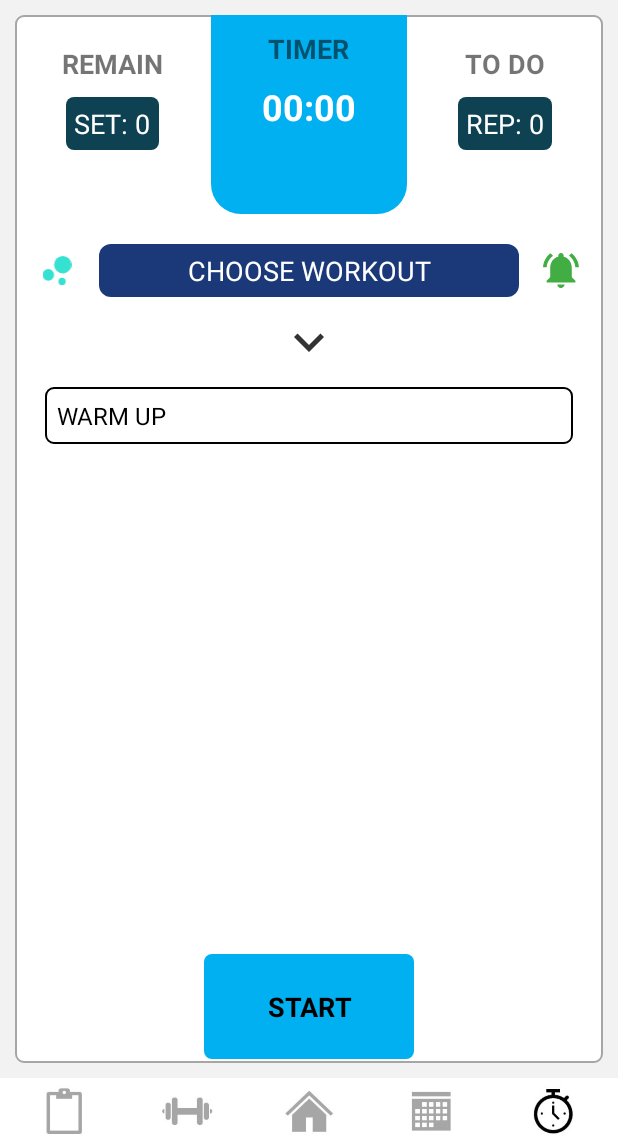
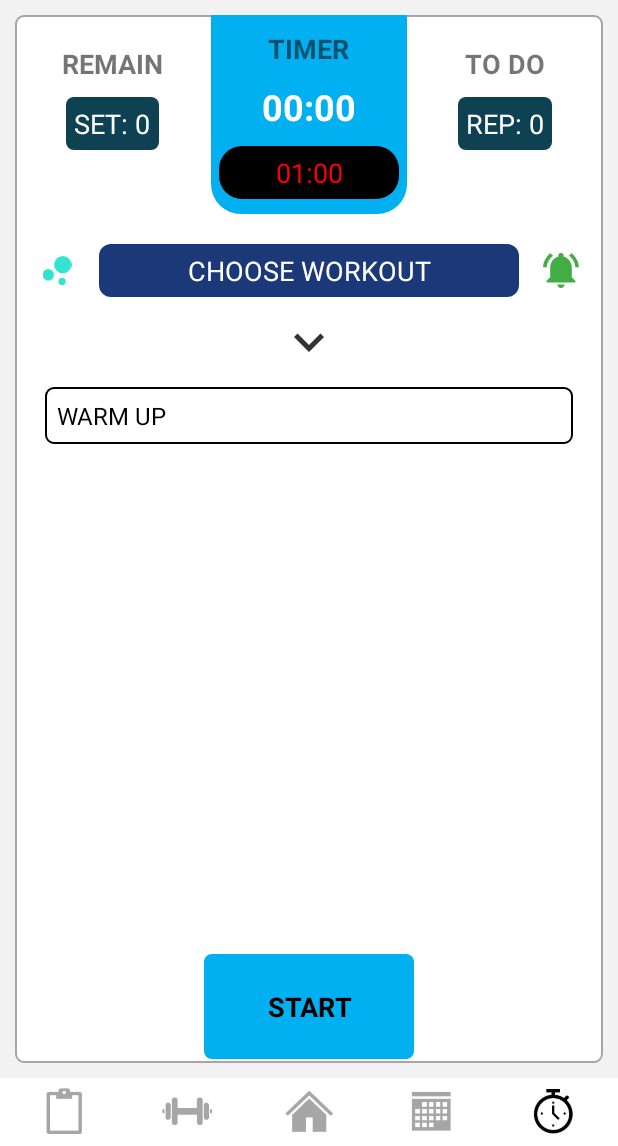
Before and after one commit to StoicNeutron/HattAppProject, an Android app: the TimerLayout screen opened directly, with no data from a screen before it, on a phone screen of 412 x 824 dp, the part 90-1236 px from its top. Run offline under Robolectric (Android 15) with nearby library versions, the phone set to English and light mode, and no system bars.

Commit message:
v1.1_backend 12

```diff
--- a/app/src/main/java/com/samnangthorn/hatt_app10/TimerLayout.java
+++ b/app/src/main/java/com/samnangthorn/hatt_app10/TimerLayout.java
@@ -20,7 +20,7 @@ import java.util.TimerTask;
 public class TimerLayout extends AppCompatActivity {
 
     private ImageView btt_home, btt_report, btt_exercise, btt_schedule, btt_setting, btt_soundSwitch, btt_switch, btt_expand;
-    private TextView e0, e1, e2, e3, e4, e5, e6, e7, e8, e9, e10, e11, e12, txt_totalTimer, txt_breakTimer, btt_start, txt_wkName, finished_txt, txt_wkDesTitle, txt_totalSet, txt_totalRep, txt_wkDes;
+    private TextView e0, e1, e2, e3, e4, e5, e6, e7, e8, e9, e10, e11, e12, txt_totalTimer, txt_breakTimer, btt_start, txt_wkName, finished_txt, txt_wkDesTitle, txt_totalSet, txt_totalRep, txt_wkDes, txtFinishWKName, txtTotalTime;
     private LinearLayout tapTimer, finished_img;
     private SharedPreferences getData, getData2;
     private SharedPreferences.Editor editData;
@@ -30,6 +30,7 @@ public class TimerLayout extends AppCompatActivity {
     private ArrayList<String> dateWKNameList = new ArrayList<String>();
     private ArrayList<String> wkLists = new ArrayList<String>();
     private Folder folder;
+    private boolean lockSelectWK;
     private int trigger1, trigger2, trigger3, trigger4, trigger5, trigger6, trigger7, IntKey;
 
     @Override
@@ -57,6 +58,8 @@ public class TimerLayout extends AppCompatActivity {
         btt_expand = findViewById(R.id.btt_expand);
         txt_wkDes = findViewById(R.id.txt_wkDes);
         txt_wkDesTitle = findViewById(R.id.txt_wkDesTitle);
+        txtFinishWKName = findViewById(R.id.txtFinishWKName);
+        txtTotalTime = findViewById(R.id.txtTotalTime);
         e0 = findViewById(R.id.e0);
         e1 = findViewById(R.id.e1);
         e2 = findViewById(R.id.e2);
@@ -387,7 +390,10 @@ public class TimerLayout extends AppCompatActivity {
         btt_switch.setOnClickListener(new View.OnClickListener() {
             @Override
             public void onClick(View v) {
-                if(!Helper.timerCurrentState){
+                if(!Helper.timerCurrentState && !lockSelectWK){
+                    dialog.show();
+                }
+                if(!Helper.timerCurrentState && !lockSelectWK){
                     dialog.show();
                 }
             }
@@ -414,7 +420,10 @@ public class TimerLayout extends AppCompatActivity {
         txt_wkName.setOnClickListener(new View.OnClickListener() {
             @Override
             public void onClick(View v) {
-                dialog.show();
+
+                if(!Helper.timerCurrentState && !lockSelectWK){
+                    dialog.show();
+                }
             }
         });
 
@@ -463,6 +472,10 @@ public class TimerLayout extends AppCompatActivity {
                         Helper.finished = true;
                         finished_txt.setVisibility(View.VISIBLE);
                         finished_img.setVisibility(View.VISIBLE);
+                        txtFinishWKName.setText(txt_wkName.getText().toString());
+                        txtTotalTime.setText(txt_totalTimer.getText().toString());
+                        lockSelectWK = true;
+                        //
                         congratsAudio.start();
                         finishedWorkout();
                         // setting up new view
@@ -634,8 +647,10 @@ public class TimerLayout extends AppCompatActivity {
             }catch (IndexOutOfBoundsException e){
                 btt_start.setVisibility(View.INVISIBLE);
                 Helper.finished = true;
-                finished_txt.setVisibility(View.VISIBLE);
                 finished_img.setVisibility(View.VISIBLE);
+                txtFinishWKName.setText(txt_wkName.getText().toString());
+                txtTotalTime.setText(txt_totalTimer.getText().toString());
+                lockSelectWK = true;
                 mediaPlayer3.start();
                 // setting up new view
                 for (int x = 0; x < eLists.length; x++) {
--- a/app/src/main/res/layout/activity_pop_up_choose_w_k.xml
+++ b/app/src/main/res/layout/activity_pop_up_choose_w_k.xml
@@ -68,7 +68,7 @@
 
                 <LinearLayout
                     android:id="@+id/txt_title"
-                    android:layout_width="match_parent"
+                    android:layout_width="wrap_content"
                     android:layout_height="wrap_content"
                     android:layout_marginTop="20dp"
                     android:layout_marginStart="120dp"
@@ -80,13 +80,13 @@
 
                     <TextView
                         android:id="@+id/pop_txt_day"
-                        android:layout_width="match_parent"
+                        android:layout_width="80dp"
                         android:layout_height="wrap_content"
                         android:gravity="center"
-                        android:padding="10dp"
+                        android:padding="15dp"
                         android:text="07"
                         android:textColor="@color/black"
-                        android:textSize="40dp"
+                        android:textSize="20dp"
                         android:textStyle="bold" />
 
                     <TextView
@@ -97,8 +97,9 @@
                         android:gravity="center"
                         android:padding="10dp"
                         android:text="May"
+                        android:textStyle="bold"
                         android:textColor="@color/white"
-                        android:textSize="20dp" />
+                        android:textSize="12dp" />
 
                 </LinearLayout>
 
@@ -108,8 +109,9 @@
                     android:layout_height="wrap_content"
                     android:layout_marginTop="20dp"
                     android:text="CHOOSE WORKOUT"
-                    android:textColor="@color/black"
-                    android:textSize="18dp"
+                    android:textColor="@color/blue_opt"
+                    android:textSize="16dp"
+                    android:textStyle="bold"
                     app:layout_constraintEnd_toEndOf="parent"
                     app:layout_constraintStart_toStartOf="parent"
                     app:layout_constraintTop_toBottomOf="@+id/txt_title" />
@@ -407,7 +409,7 @@
                         android:layout_weight="1"
                         android:background="@drawable/button_bg_blue"
                         android:gravity="center"
-                        android:padding="10dp"
+                        android:padding="5dp"
                         android:text="BACK"
                         android:textColor="@color/black" />
 
@@ -421,7 +423,7 @@
                         android:layout_weight="1"
                         android:background="@drawable/button_bg_blue"
                         android:gravity="center"
-                        android:padding="10dp"
+                        android:padding="5dp"
                         android:text="DONE"
                         android:textColor="@color/black" />
 
--- a/app/src/main/res/layout/activity_schedule.xml
+++ b/app/src/main/res/layout/activity_schedule.xml
@@ -646,21 +646,19 @@
 
                 <LinearLayout
                     android:id="@+id/c1"
-                    android:visibility="visible"
+                    android:visibility="gone"
                     android:layout_width="match_parent"
                     android:layout_height="wrap_content"
                     android:orientation="horizontal"
                     android:gravity="center_vertical">
 
                     <View
-                        android:visibility="gone"
                         android:layout_width="15dp"
                         android:layout_height="15dp"
                         android:background="@drawable/date_blue_bg"/>
 
                     <TextView
                         android:id="@+id/wk1"
-                        android:visibility="gone"
                         android:layout_width="wrap_content"
                         android:layout_height="wrap_content"
                         android:layout_marginStart="10dp"
@@ -671,7 +669,7 @@
 
                 <LinearLayout
                     android:id="@+id/c2"
-                    android:visibility="visible"
+                    android:visibility="gone"
                     android:layout_width="match_parent"
                     android:layout_height="wrap_content"
                     android:layout_marginTop="5dp"
@@ -679,14 +677,12 @@
                     android:gravity="center_vertical">
 
                     <View
-                        android:visibility="gone"
                         android:layout_width="15dp"
                         android:layout_height="15dp"
                         android:background="@drawable/date_red_bg"/>
 
                     <TextView
                         android:id="@+id/wk2"
-                        android:visibility="gone"
                         android:layout_width="wrap_content"
                         android:layout_height="wrap_content"
                         android:layout_marginStart="10dp"
--- a/app/src/main/res/layout/activity_timer.xml
+++ b/app/src/main/res/layout/activity_timer.xml
@@ -133,7 +133,7 @@
                         android:padding="5dp"
                         android:layout_marginLeft="5dp"
                         android:layout_marginRight="5dp"
-                        android:visibility="invisible"
+                        android:visibility="visible"
                         android:layout_marginBottom="10dp"
                         android:text="01:00"
                         android:textSize="18dp"
@@ -424,30 +424,108 @@
                 android:padding="10dp"
                 android:layout_marginTop="30dp"
                 android:layout_gravity="center"
-                android:background="@drawable/view_bg_blue_outline"
+                android:background="@drawable/button_home_blue"
                 android:visibility="gone"
                 android:orientation="vertical">
+
+                <LinearLayout
+                    android:layout_width="match_parent"
+                    android:layout_height="wrap_content"
+                    android:layout_marginTop="10dp"
+                    android:layout_gravity="center"
+                    android:gravity="center"
+                    android:orientation="horizontal">
+
+                    <ImageView
+                        android:layout_width="30dp"
+                        android:layout_height="30dp"
+                        android:src="@drawable/ic_cc_congrate"
+                        android:layout_gravity="center"/>
 
                     <TextView
                         android:id="@+id/finished_txt"
                         android:layout_width="wrap_content"
-                    android:layout_height="wrap_content"
-                    android:layout_marginBottom="30dp"
+                        android:layout_height="30dp"
+                        android:layout_marginStart="20dp"
+                        android:layout_marginEnd="20dp"
                         android:visibility="visible"
-                    android:text="Congratulation!\n"
-                    android:textSize="22dp"
-                    android:textColor="@color/white"
+                        android:text="Congratulation\n"
+                        android:textAllCaps="true"
+                        android:textSize="18dp"
+                        android:textColor="@color/blue"
                         android:textStyle="bold"
                         android:layout_gravity="center"
                         android:gravity="center"/>
 
                     <ImageView
-                    android:layout_width="50dp"
-                    android:layout_height="50dp"
+                        android:layout_width="30dp"
+                        android:layout_height="30dp"
                         android:src="@drawable/ic_cc_congrate"
+                        android:rotation="-100"
                         android:layout_gravity="center"/>
 
                 </LinearLayout>
+
+                <LinearLayout
+                    android:layout_width="match_parent"
+                    android:layout_height="wrap_content"
+                    android:layout_marginTop="10dp"
+                    android:padding="5dp"
+                    android:layout_gravity="center"
+                    android:gravity="center"
+                    android:orientation="horizontal">
+
+                    <TextView
+                        android:layout_width="wrap_content"
+                        android:layout_height="wrap_content"
+                        android:textColor="@color/white"
+                        android:textAllCaps="true"
+                        android:textStyle="bold"
+                        android:text="Workout Name: "/>
+
+                    <TextView
+                        android:id="@+id/txtFinishWKName"
+                        android:layout_width="wrap_content"
+                        android:layout_height="wrap_content"
+                        android:textColor="@color/orange"
+                        android:textAllCaps="true"
+                        android:textStyle="bold"
+                        android:text="Chest Day"/>
+
+                </LinearLayout>
+
+                <LinearLayout
+                    android:layout_width="match_parent"
+                    android:layout_height="wrap_content"
+                    android:layout_marginBottom="20dp"
+                    android:layout_marginTop="10dp"
+                    android:padding="5dp"
+                    android:layout_gravity="center"
+                    android:gravity="center"
+                    android:orientation="horizontal">
+
+                    <TextView
+                        android:layout_width="wrap_content"
+                        android:layout_height="wrap_content"
+                        android:textColor="@color/white"
+                        android:textAllCaps="true"
+                        android:textStyle="bold"
+                        android:text="Total Time Spent: "/>
+
+                    <TextView
+                        android:id="@+id/txtTotalTime"
+                        android:layout_width="wrap_content"
+                        android:layout_height="wrap_content"
+                        android:textColor="@color/orange"
+                        android:textAllCaps="true"
+                        android:textStyle="bold"
+                        android:text="1h 45mins"/>
+
+                </LinearLayout>
+
+            </LinearLayout>
+
+
 
         </LinearLayout>
     </ScrollView>
```
Lines whose indentation alone changed are shown as unchanged.
